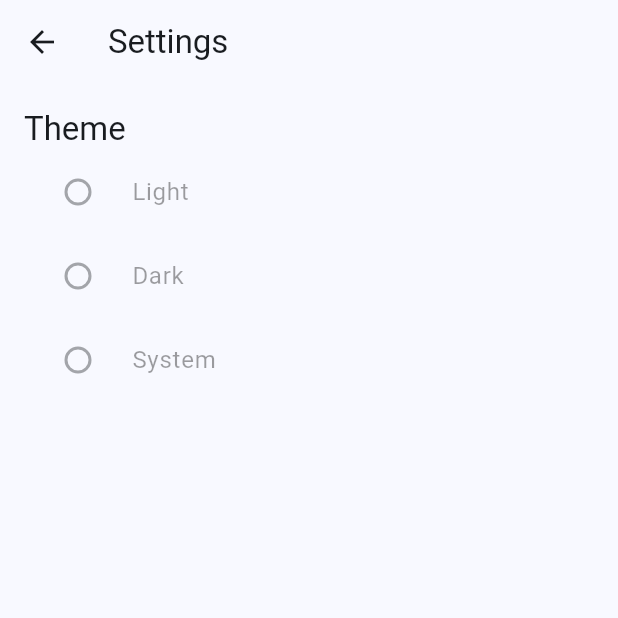
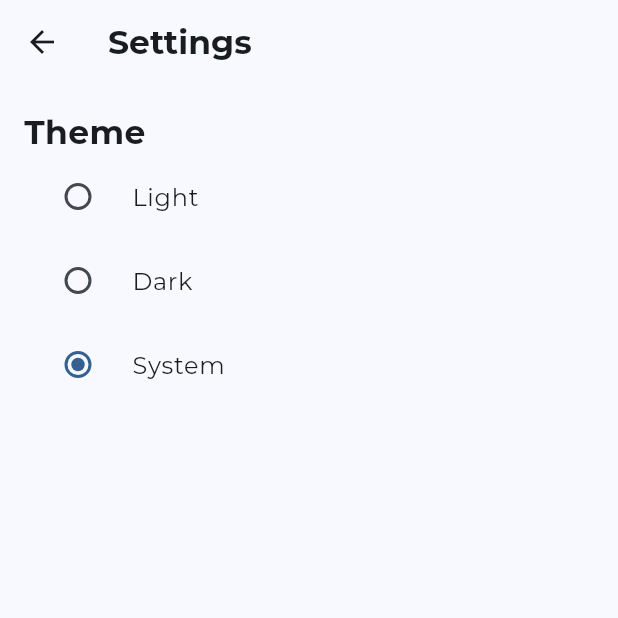
Before and after one commit to uzzysan/ev_assist, a Flutter app: the screen it shows after launch, after a tap on the "settings" icon, on a phone screen of 412 x 824 dp, the top half of it. Run offline on Flutter 3.47's test engine with Material 3 defaults, Android fonts, the phone set to English and light mode, and no system bars; our stand-ins replace google_fonts, google_mobile_ads; missing offline and left inert: app_tracking_transparency; network calls fail.

Commit message:
Improves UI consistency with Google Fonts and logo
Applies Montserrat font across key UI elements for a more cohesive and modern look.

Adds a centered logo to the home screen for enhanced branding.

Refactors radio button groups for better clarity and user experience.

```diff
--- a/lib/main.dart
+++ b/lib/main.dart
@@ -5,6 +5,7 @@ import 'package:app_tracking_transparency/app_tracking_transparency.dart';
 import 'package:provider/provider.dart';
 import 'package:flutter_localizations/flutter_localizations.dart';
 import 'package:ev_assist/l10n/app_localizations.dart';
+import 'package:google_fonts/google_fonts.dart';
 
 // --- AD BANNER WIDGET ---
 class AdBannerWidget extends StatelessWidget {
@@ -276,7 +277,11 @@ class _HomeScreenState extends State<HomeScreen> {
 
     return Scaffold(
       appBar: AppBar(
-        title: Text(l10n.appTitle),
+        title: Text(
+          l10n.appTitle,
+          style: GoogleFonts.montserrat(fontWeight: FontWeight.bold),
+        ),
+        centerTitle: true,
         actions: [
           PopupMenuButton<Locale>(
             onSelected: (Locale locale) {
@@ -312,6 +317,24 @@ class _HomeScreenState extends State<HomeScreen> {
           child: Column(
             crossAxisAlignment: CrossAxisAlignment.start,
             children: [
+              // Logo na górze
+              Padding(
+                padding: const EdgeInsets.only(bottom: 16.0),
+                child: Center(
+                  child: ClipRRect(
+                    borderRadius: BorderRadius.circular(24),
+                    child: AspectRatio(
+                      aspectRatio: 1,
+                      child: Image.asset(
+                        'assets/logo.png',
+                        height: 100,
+                        width: 100,
+                        fit: BoxFit.cover,
+                      ),
+                    ),
+                  ),
+                ),
+              ),
               _buildSectionTitle(l10n.averageConsumption),
               Row(
                 children: [
@@ -342,29 +365,34 @@ class _HomeScreenState extends State<HomeScreen> {
                 controller: _totalCapacityController,
                 label: l10n.capacityHint,
               ),
-              RadioGroup<CapacityType>(
+              // Naprawiony RadioGroup
+              Row(
+                children: [
+                  Expanded(
+                    child: RadioListTile<CapacityType>(
+                      title: Text(l10n.net),
+                      value: CapacityType.net,
                       groupValue: _capacityType,
                       onChanged: (CapacityType? value) {
                         setState(() {
                           _capacityType = value!;
                         });
                       },
-                child: Row(
-                  children: [
-                    Expanded(
-                      child: RadioListTile<CapacityType>(
-                        title: Text(l10n.net),
-                        value: CapacityType.net,
                     ),
                   ),
                   Expanded(
                     child: RadioListTile<CapacityType>(
                       title: Text(l10n.gross),
                       value: CapacityType.gross,
+                      groupValue: _capacityType,
+                      onChanged: (CapacityType? value) {
+                        setState(() {
+                          _capacityType = value!;
+                        });
+                      },
                     ),
                   ),
                 ],
-                ),
               ),
               const SizedBox(height: 16),
               _buildSectionTitle(l10n.currentBatteryLevel),
@@ -387,9 +415,12 @@ class _HomeScreenState extends State<HomeScreen> {
                   onPressed: _calculate,
                   style: ElevatedButton.styleFrom(
                     padding: const EdgeInsets.symmetric(vertical: 16),
-                    textStyle: const TextStyle(fontSize: 18),
+                    textStyle: GoogleFonts.montserrat(
+                      fontSize: 18,
+                      fontWeight: FontWeight.bold,
                     ),
-                  child: Text(l10n.calculate),
+                  ),
+                  child: Text(l10n.calculate, style: GoogleFonts.montserrat()),
                 ),
               ),
             ],
@@ -446,30 +477,43 @@ class SettingsScreen extends StatelessWidget {
     final l10n = AppLocalizations.of(context)!;
 
     return Scaffold(
-      appBar: AppBar(title: Text(l10n.settings)),
+      appBar: AppBar(
+        title: Text(
+          l10n.settings,
+          style: GoogleFonts.montserrat(fontWeight: FontWeight.bold),
+        ),
+      ),
       body: Padding(
         padding: const EdgeInsets.all(16.0),
-        child: RadioGroup<ThemeMode>(
-          groupValue: themeProvider.themeMode,
-          onChanged: (mode) => themeProvider.setThemeMode(mode!),
         child: Column(
           crossAxisAlignment: CrossAxisAlignment.start,
           children: [
-              Text(l10n.theme, style: Theme.of(context).textTheme.titleLarge),
-              RadioListTile<ThemeMode>(
-                title: Text(l10n.light),
-                value: ThemeMode.light,
+            Text(
+              l10n.theme,
+              style: GoogleFonts.montserrat(
+                fontSize: 22,
+                fontWeight: FontWeight.bold,
+              ),
             ),
             RadioListTile<ThemeMode>(
-                title: Text(l10n.dark),
-                value: ThemeMode.dark,
+              title: Text(l10n.light, style: GoogleFonts.montserrat()),
+              value: ThemeMode.light,
+              groupValue: themeProvider.themeMode,
+              onChanged: (mode) => themeProvider.setThemeMode(mode!),
             ),
             RadioListTile<ThemeMode>(
-                title: Text(l10n.system),
+              title: Text(l10n.dark, style: GoogleFonts.montserrat()),
+              value: ThemeMode.dark,
+              groupValue: themeProvider.themeMode,
+              onChanged: (mode) => themeProvider.setThemeMode(mode!),
+            ),
+            RadioListTile<ThemeMode>(
+              title: Text(l10n.system, style: GoogleFonts.montserrat()),
               value: ThemeMode.system,
+              groupValue: themeProvider.themeMode,
+              onChanged: (mode) => themeProvider.setThemeMode(mode!),
             ),
           ],
-          ),
         ),
       ),
     );
--- a/pubspec.yaml
+++ b/pubspec.yaml
@@ -16,6 +16,7 @@ dependencies:
   cupertino_icons: ^1.0.8
   google_mobile_ads: ^6.0.0
   app_tracking_transparency: ^2.0.4
+  google_fonts: ^6.1.0
 
 dev_dependencies:
   flutter_test:
```
Also changed, not shown: assets/logo.png (added). Lines whose indentation alone changed are shown as unchanged.
